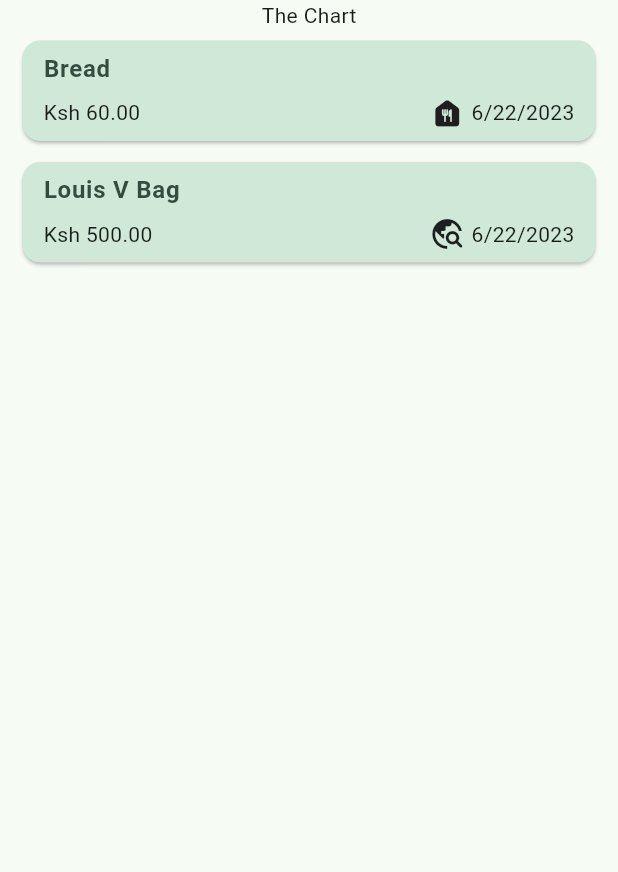
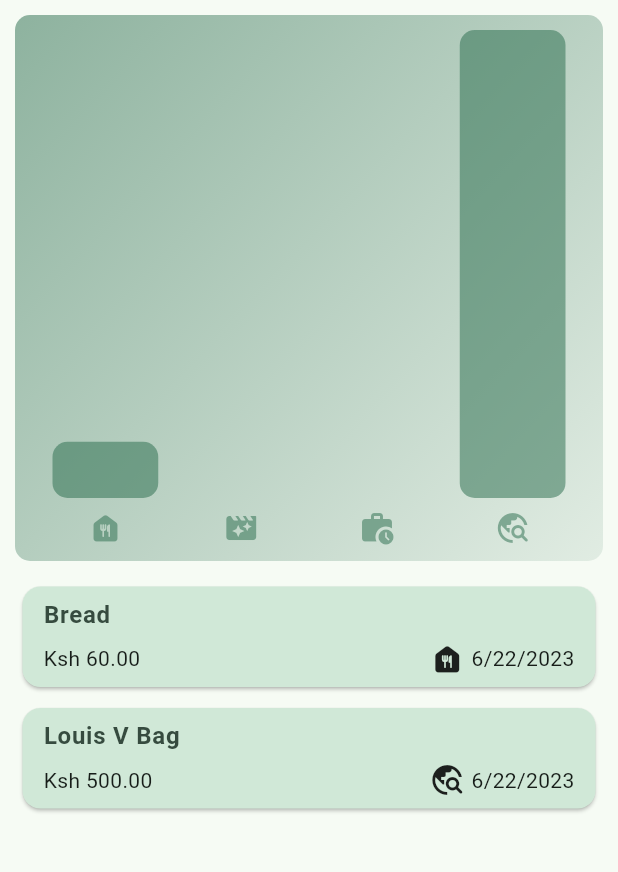
Before and after one commit to lbnmahs/expenser, a Flutter app: the screen it shows after launch, on a phone screen of 412 x 824 dp, the part 84-956 px from its top. Run offline on Flutter 3.47's test engine with Material 2 defaults, Android fonts, the phone set to English and light mode, and no system bars.

Commit message:
Finishing up the chart bar functionality

```diff
--- a/lib/expenses.dart
+++ b/lib/expenses.dart
@@ -1,3 +1,4 @@
+import 'package:expense_tracker/widgets/chart/chart.dart';
 import 'package:expense_tracker/widgets/expenses/expense_list.dart';
 import 'package:expense_tracker/widgets/expenses/new_expense.dart';
 import 'package:flutter/material.dart';
@@ -97,13 +98,13 @@ class _Expenses extends State<Expenses>{
         ? Row(
           mainAxisAlignment: MainAxisAlignment.center,
           children: [
-            const Text('The Chart'),
+            Chart(expenses: _expenseList),
             Expanded(child: mainContent)
           ],
         )
         : Column(
           children: [
-            const Text('The Chart'),
+            Expanded(child: Chart(expenses: _expenseList)),
             Expanded(child: mainContent),
           ],
         ),
--- a/lib/main.dart
+++ b/lib/main.dart
@@ -9,6 +9,7 @@ var kDarkColorScheme = ColorScheme.fromSeed(
 void main() {
   runApp(
     MaterialApp(
+      debugShowCheckedModeBanner: false,
       // Dark Theme Config
       darkTheme: ThemeData.dark().copyWith(
         useMaterial3: true,
--- a/lib/widgets/chart/chart.dart
+++ b/lib/widgets/chart/chart.dart
@@ -0,0 +1,86 @@
+import 'package:expense_tracker/models/expense.dart';
+import 'package:flutter/material.dart';
+
+import 'chart_bar.dart';
+
+class Chart extends StatelessWidget {
+  const Chart({super.key, required this.expenses});
+
+  final List<Expense> expenses;
+
+  List<ExpenseBar> get bars {
+    return [
+      ExpenseBar.forCategory(Category.food, expenses),
+      ExpenseBar.forCategory(Category.leisure, expenses),
+      ExpenseBar.forCategory(Category.work, expenses),
+      ExpenseBar.forCategory(Category.travel, expenses),
+    ];
+  }
+
+  // getter to get the max total spendings
+  double get maxTotalSpending {
+    double maxSpending = 0;
+    for (final bar in bars) {
+      if (bar.totalAmount > maxSpending) {
+        maxSpending = bar.totalAmount;
+      }
+    }
+    return maxSpending;
+  }
+
+  @override
+  Widget build(BuildContext context) {
+    final isDarkMode = MediaQuery.of(context).platformBrightness == Brightness.dark;
+
+    return Container(
+      margin: const EdgeInsets.all(10),
+      padding: const EdgeInsets.symmetric(horizontal: 15, vertical: 10),
+      decoration: BoxDecoration(
+        borderRadius: BorderRadius.circular(10),
+        gradient: LinearGradient(
+          colors: [
+            Theme.of(context).colorScheme.primary.withOpacity(0.5),
+            Theme.of(context).colorScheme.primary.withOpacity(0.1)
+          ],
+          begin: Alignment.topLeft,
+          end: Alignment.bottomRight
+        )
+      ),
+      child: Column(
+        children: [
+          // bar
+          Expanded(
+            child: Row(
+              crossAxisAlignment: CrossAxisAlignment.end,
+              children: [
+                for(final bar in bars)
+                  ChartBar(
+                    fill: bar.totalAmount == 0
+                    ? 0
+                    : bar.totalAmount / maxTotalSpending
+                  )
+              ]
+            ),
+          ),
+          const SizedBox(height: 8,),
+          // Icons
+          Row(
+            children: bars.map(
+              (bar) => Expanded(
+                child: Padding(
+                  padding: const EdgeInsets.symmetric(horizontal: 5),
+                  child: Icon(
+                    categoryIcons[bar.category],
+                    color: isDarkMode
+                    ? Theme.of(context).colorScheme.secondary
+                    : Theme.of(context).colorScheme.primary.withOpacity(0.5)
+                  ),
+                )
+              )
+            ).toList(),
+          )
+        ],
+      ),
+    );
+  }
+}
--- a/lib/widgets/chart/chart_bar.dart
+++ b/lib/widgets/chart/chart_bar.dart
@@ -11,7 +11,7 @@ class ChartBar extends StatelessWidget {
 
     return Expanded(
       child: Padding(
-        padding: const EdgeInsets.all(10),
+        padding: const EdgeInsets.symmetric(horizontal: 10),
         child: FractionallySizedBox(
           heightFactor: fill,
           child: DecoratedBox(
```
